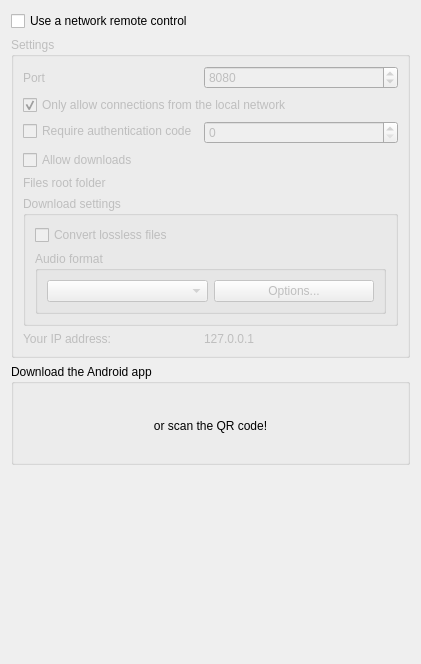
Before: the Qt Designer form src/ui/networkremotesettingspage.ui in clementine-player/Clementine, drawn with Qt 5.
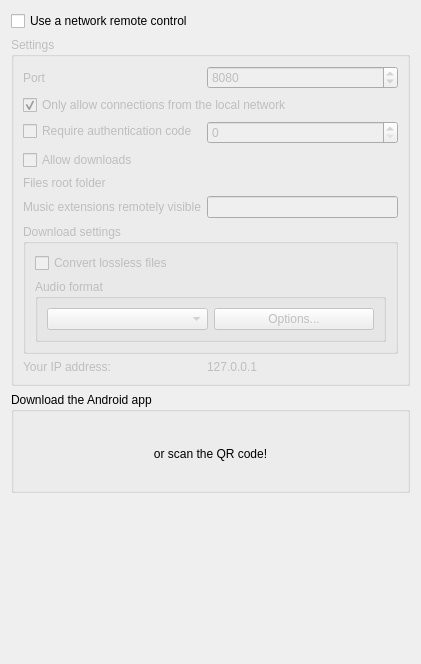
After: the same form once the commit is applied. Icons and pictures are not drawn. Custom widgets are drawn as their Qt base class.

Commit message: Adding music_extensions to the Settings, the remote client and the outgoingdatacreator. default extensions are set in Application::kDefaultMusicExtensionsAllowedRemotely being "aac,alac,flac,m3u,m4a,mp3,ogg,wav,wmv" + some refactoring / renaming for consistency

What changed in the file:
```diff
--- a/src/ui/networkremotesettingspage.ui
+++ b/src/ui/networkremotesettingspage.ui
@@ -101,7 +101,7 @@
         </property>
        </widget>
       </item>
-      <item row="8" column="0">
+      <item row="9" column="0">
        <widget class="QLabel" name="label_2">
         <property name="toolTip">
          <string>Enter this IP in the App to connect to Clementine.</string>
@@ -111,7 +111,7 @@
         </property>
        </widget>
       </item>
-      <item row="8" column="1">
+      <item row="9" column="1">
        <widget class="QLabel" name="ip_address">
         <property name="text">
          <string notr="true">127.0.0.1</string>
@@ -128,7 +128,7 @@
         </property>
        </widget>
       </item>
-      <item row="6" column="0" colspan="2">
+      <item row="7" column="0" colspan="2">
        <widget class="QGroupBox" name="download_settings_container">
         <property name="enabled">
          <bool>false</bool>
@@ -189,6 +189,19 @@
         </property>
        </widget>
       </item>
+      <item row="6" column="1">
+       <widget class="QLineEdit" name="music_extensions"/>
+      </item>
+      <item row="6" column="0">
+       <widget class="QLabel" name="label_4">
+        <property name="toolTip">
+         <string>coma separated list of the allowed extensions that will be visible from the network remote (ex: m3u,mp3,flac,ogg,wav)</string>
+        </property>
+        <property name="text">
+         <string>Music extensions remotely visible</string>
+        </property>
+       </widget>
+      </item>
      </layout>
     </widget>
    </item>
```
Left out of the diff: 5 changed lines with no effect on the pictures. The commit also changes 10 other files.
